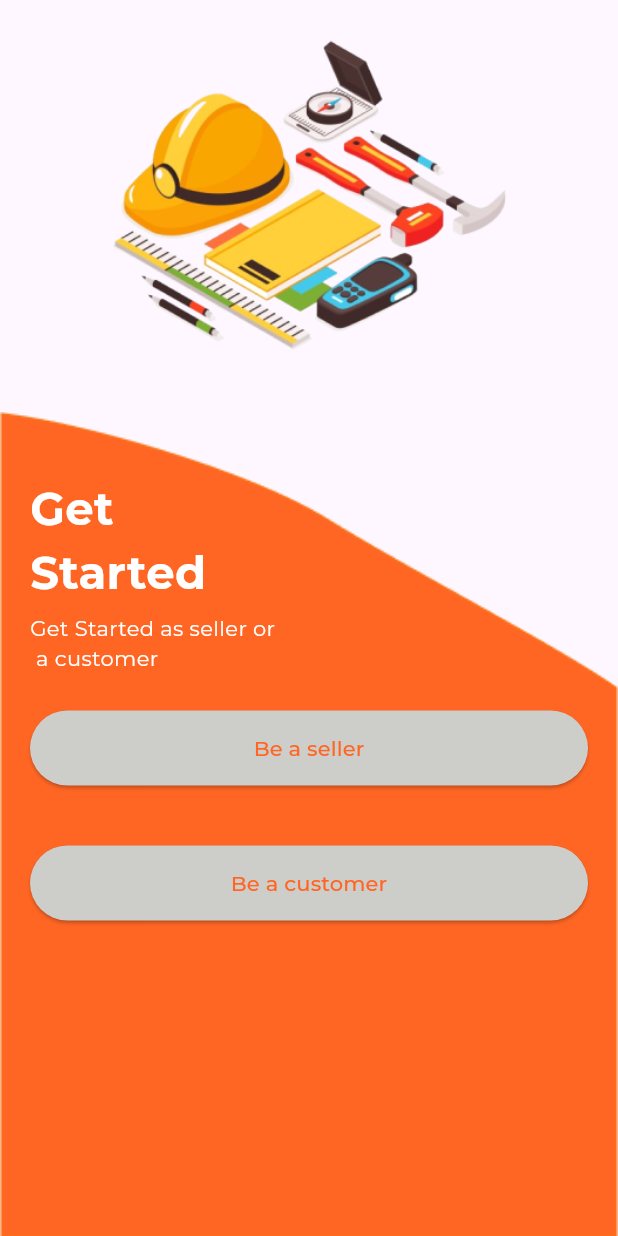
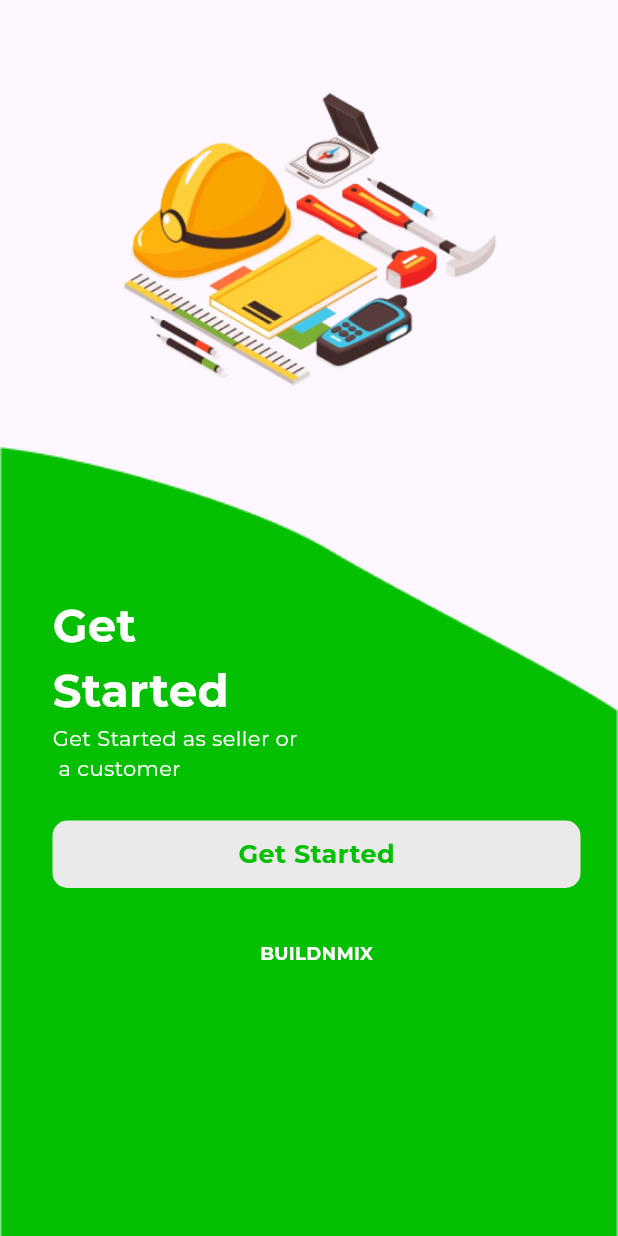
Before and after one commit to pokaktech/bricksnmix-frontend, a Flutter app: the screen it shows after launch, on a phone screen of 412 x 824 dp. Run offline on Flutter 3.47's test engine with Material 3 defaults, Android fonts, the phone set to English and light mode, and no system bars; our stand-ins replace carousel_slider, dio, fl_chart, flutter_dotenv, flutter_secure_storage, get and 3 more; project files that could hold a hidden picture were left out.

Commit message:
get started page completed and changed ui in login section

```diff
--- a/lib/Screens/account_type.dart
+++ b/lib/Screens/account_type.dart
@@ -1,7 +1,9 @@
 import 'package:bricksnmix/Screens/login.dart';
 import 'package:bricksnmix/Screens/sellers_homepage.dart';
 import 'package:bricksnmix/designs/ResponsiveInfo.dart';
+import 'package:bricksnmix/generated/appColors.dart';
 import 'package:flutter/material.dart';
+import 'package:get/get.dart';
 
 class AccountType extends StatefulWidget {
   const AccountType({Key? key}) : super(key: key);
@@ -16,6 +18,9 @@ class _AccountTypeState extends State<AccountType> {
     return Scaffold(
       body: Column(
         children: [
+          const SizedBox(
+            height: 35,
+          ),
           Expanded(
             flex: 1,
             child: Center(
@@ -34,7 +39,6 @@ class _AccountTypeState extends State<AccountType> {
           ),
           Expanded(
             flex: 2,
-            child: Container(
             child: Stack(
               children: [
                 Align(
@@ -42,6 +46,11 @@ class _AccountTypeState extends State<AccountType> {
                   child: SizedBox(
                     width: double.infinity,
                     height: double.infinity,
+                    child: ColorFiltered(
+                      colorFilter: const ColorFilter.mode(
+                        Appcolors.forestGreen,
+                        BlendMode.srcIn,
+                      ),
                       child: Image.asset(
                         "assets/orangebg.png",
                         width: double.infinity,
@@ -50,19 +59,24 @@ class _AccountTypeState extends State<AccountType> {
                       ),
                     ),
                   ),
+                ),
                 Align(
                   alignment: FractionalOffset.topLeft,
+                  child: Padding(
+                    padding: const EdgeInsets.only(
+                      top: 10,
+                      left: 35,
+                      right: 25,
+                      bottom: 10,
+                    ),
                     child: Column(
                       mainAxisAlignment: MainAxisAlignment.start,
                       crossAxisAlignment: CrossAxisAlignment.start,
                       children: [
-                        Padding(
-                          padding: EdgeInsets.fromLTRB(
-                              ResponsiveInfo.isMobile(context) ? 20 : 25,
-                              0,
-                              0,
-                              ResponsiveInfo.isMobile(context) ? 5 : 10),
-                          child: Text(
+                        const SizedBox(
+                          height: 45,
+                        ),
+                        Text(
                           "\nGet\nStarted",
                           style: TextStyle(
                               fontSize:
@@ -70,70 +84,55 @@ class _AccountTypeState extends State<AccountType> {
                               color: Colors.white,
                               fontWeight: FontWeight.bold),
                         ),
-                        ),
-                        Padding(
-                          padding: EdgeInsets.fromLTRB(
-                              ResponsiveInfo.isMobile(context) ? 20 : 25,
-                              0,
-                              0,
-                              ResponsiveInfo.isMobile(context) ? 5 : 10),
-                          child: Text(
+                        Text(
                           "Get Started as seller or \n a customer",
                           style: TextStyle(
                             fontSize:
                                 ResponsiveInfo.isMobile(context) ? 14 : 15,
                             color: Colors.white,
-                                fontWeight: FontWeight.normal),
+                            fontWeight: FontWeight.normal,
                           ),
                         ),
-                        Padding(
-                          padding: EdgeInsets.all(
-                              ResponsiveInfo.isMobile(context) ? 20 : 25),
+                        const SizedBox(
+                          height: 25,
+                        ),
+                        InkWell(
+                          onTap: () {
+                            Get.offAll(() => const Login());
+                          },
                           child: Container(
+                            height: 45,
                             width: double.infinity,
-                            height: ResponsiveInfo.isMobile(context) ? 50 : 60,
-                            child: ElevatedButton(
-                              style: ElevatedButton.styleFrom(
-                                backgroundColor:
-                                    Color(0xffcdcdca), // background
-                                foregroundColor: Colors.white, // foreground
+                            decoration: BoxDecoration(
+                              color: Appcolors.white,
+                              borderRadius: BorderRadius.circular(10),
                             ),
-                              onPressed: () {
-                                Navigator.push(
-                                    context,
-                                    MaterialPageRoute(
-                                        builder: (context) =>
-                                            SellersHomepage()));
-                              },
+                            child: const Center(
                               child: Text(
-                                'Be a seller',
-                                style: TextStyle(color: Color(0xffff6624)),
+                                "Get Started",
+                                style: TextStyle(
+                                  color: Appcolors.forestGreen,
+                                  fontSize: 17,
+                                  fontWeight: FontWeight.bold,
                                 ),
                               ),
                             ),
                           ),
-                        Padding(
-                          padding: EdgeInsets.all(
-                              ResponsiveInfo.isMobile(context) ? 20 : 25),
-                          child: Container(
-                            width: double.infinity,
-                            height: ResponsiveInfo.isMobile(context) ? 50 : 60,
-                            child: ElevatedButton(
-                              style: ElevatedButton.styleFrom(
-                                backgroundColor:
-                                    Color(0xffcdcdca), // background
-                                foregroundColor: Colors.white, // foreground
                         ),
-                              onPressed: () {
-                                Navigator.push(
-                                    context,
-                                    MaterialPageRoute(
-                                        builder: (context) => Login()));
-                              },
-                              child: const Text(
-                                'Be a customer',
-                                style: TextStyle(color: Color(0xffff6624)),
+                        const SizedBox(
+                          height: 35,
                         ),
+                        const Center(
+                          child: Text(
+                            "BUILDNMIX",
+                            style: TextStyle(
+                              fontSize: 12,
+                              color: Colors.white,
+                              fontWeight: FontWeight.bold,
+                            ),
+                          ),
+                        ),
+                      ],
                     ),
                   ),
                 ),
@@ -142,10 +141,6 @@ class _AccountTypeState extends State<AccountType> {
           ),
         ],
       ),
-            ),
-          ),
-        ],
-      ),
     );
   }
 }
```
Also changed, not shown: lib/Screens/Home.dart (+5 -4 lines), lib/Screens/getStartedPage.dart (added, +117 -0 lines), lib/Screens/login.dart (+12 -6 lines), lib/Screens/sellers_homepage.dart (+3 -10 lines), pubspec.yaml (+9 -5 lines), assets/fonts/montserrat-bold.ttf (added), assets/fonts/montserrat-regular.ttf (added), assets/getStartedPageImg.png (added), lib/generated/assets.dart. Lines whose indentation alone changed are shown as unchanged.
